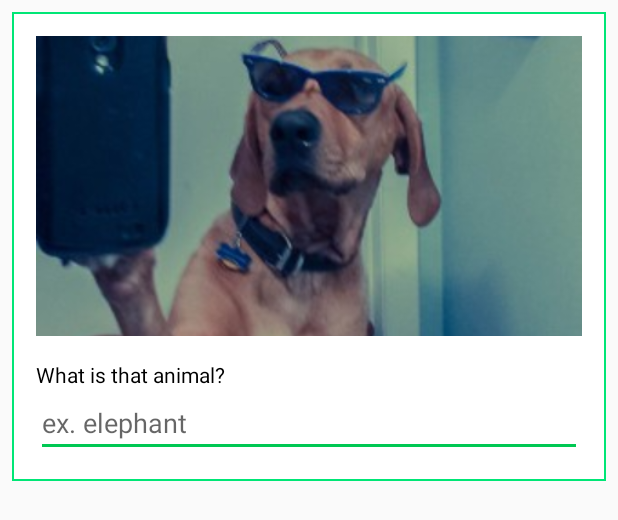
After one commit to islam-Ellithy/QuizApp, an Android app: the layout question_four.xml on its own in the app's theme, with its tools: preview values and no code run, on a phone screen of 412 x 824 dp. The commit adds this screen. Shown: the top 520 px of the screen. Run offline under Robolectric (Android 15) with nearby library versions, the phone set to English and light mode, and no system bars.

Commit message:
commit after cleaning

```diff
--- a/app/src/main/java/lamaatech/com/quizapp/MainActivity/View/MainActivity.java
+++ b/app/src/main/java/lamaatech/com/quizapp/MainActivity/View/MainActivity.java
@@ -109,8 +109,9 @@ public class MainActivity extends AppCompatActivity implements MainContract.IVie
             if (checkboxQuestionThreeChoiceDog.isChecked())
                 if (!checkboxQuestionThreeChoiceBed.isChecked())
                     score += SCORE_VALUE;
+                else
+                    score += 0;
         }
-
     }
 
     @Override
--- a/app/src/main/res/layout/activity_main.xml
+++ b/app/src/main/res/layout/activity_main.xml
@@ -22,5 +22,4 @@
     </android.support.design.widget.AppBarLayout>
 
     <include layout="@layout/content_main" />
-
 </LinearLayout>
--- /dev/null
+++ b/app/src/main/res/layout/question_four.xml
@@ -0,0 +1,29 @@
+<?xml version="1.0" encoding="utf-8"?>
+<LinearLayout xmlns:android="http://schemas.android.com/apk/res/android"
+    android:layout_width="match_parent"
+    android:layout_height="wrap_content"
+    android:layout_margin="8dp"
+    android:background="@drawable/border"
+    android:orientation="vertical"
+    android:padding="16dp">
+
+    <ImageView
+        android:layout_width="match_parent"
+        android:layout_height="200dp"
+        android:contentDescription="@string/cat_image_description"
+        android:scaleType="centerCrop"
+        android:src="@drawable/dog" />
+
+    <TextView
+        android:layout_width="wrap_content"
+        android:layout_height="wrap_content"
+        android:layout_marginTop="16dp"
+        android:text="@string/what_is_that_animal"
+        android:textColor="@color/colorText" />
+
+    <EditText
+        android:id="@+id/editTextQuestionFourAnswerDog"
+        android:layout_width="match_parent"
+        android:layout_height="wrap_content"
+        android:hint="@string/ex_elephant" />
+</LinearLayout>
--- a/app/src/main/res/values/strings.xml
+++ b/app/src/main/res/values/strings.xml
@@ -6,4 +6,9 @@
     <string name="cat">Cat</string>
     <string name="dog">Dog</string>
     <string name="dolphine">Dolphin</string>
+    <string name="what_is_that_animal">What is that animal?</string>
+    <string name="ex_elephant">ex. elephant</string>
+    <string name="check_all_animals_only">Check all animals only ?</string>
+    <string name="bed">Bed</string>
+    <string name="submit">Submit</string>
 </resources>
```
Also changed, not shown: app/src/main/res/layout/content_main.xml (+5 -139 lines), app/src/main/res/layout/question_one.xml (added, +44 -0 lines), app/src/main/res/layout/question_three.xml (added, +35 -0 lines), app/src/main/res/layout/question_two.xml (added, +29 -0 lines).
